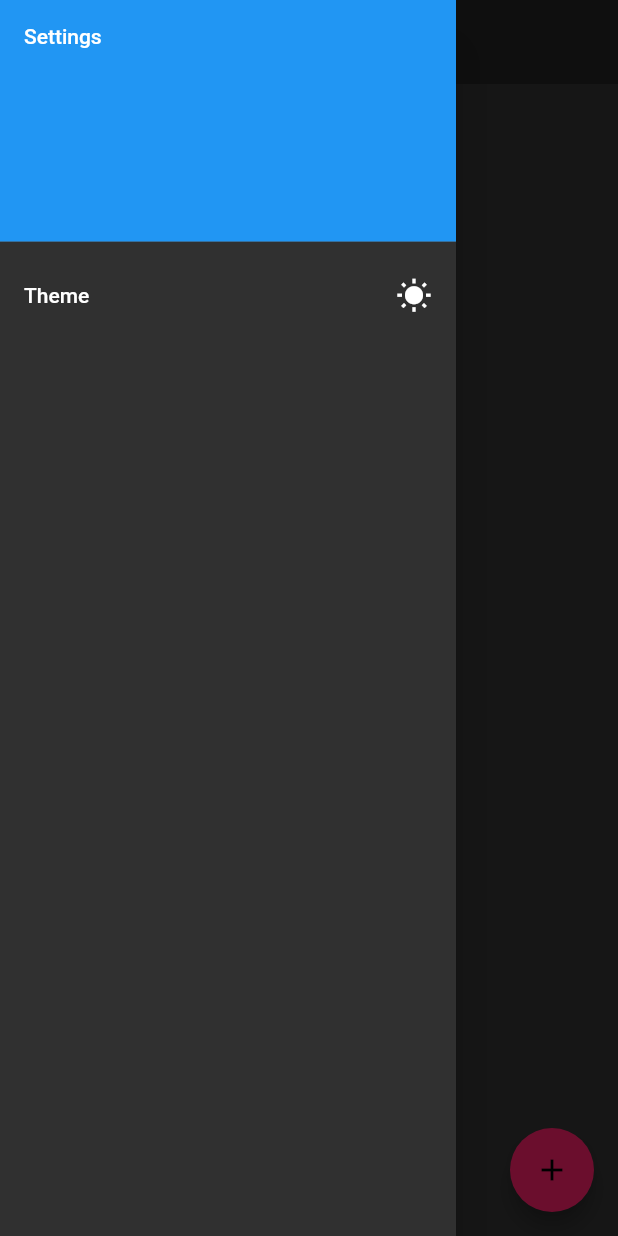
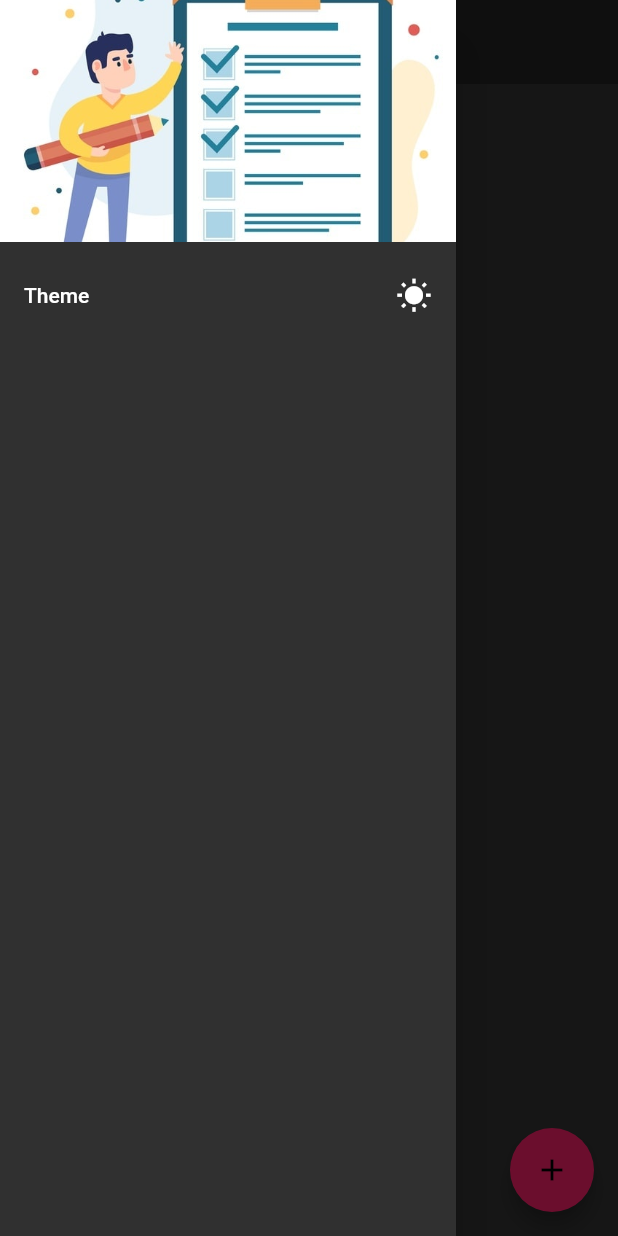
Before and after one commit to narjesabdolii/todolist-app, a Flutter app: the screen it shows after launch, with the side drawer open, on a phone screen of 412 x 824 dp. Run offline on Flutter 3.47's test engine with Material 2 defaults, Android fonts, the phone set to English and light mode, and no system bars; our stand-ins replace get.

Commit message:
adding image to drawer header

```diff
--- a/lib/Screens/home/widgets/drawer_widget.dart
+++ b/lib/Screens/home/widgets/drawer_widget.dart
@@ -14,8 +14,12 @@ class DrawerWidget extends StatelessWidget {
           const DrawerHeader(
             decoration: BoxDecoration(
               color: Colors.blue,
+              image: DecorationImage(
+                image: AssetImage("lib/assets/images/List.jpg"),
+                fit: BoxFit.cover,
+              )
             ),
-            child: Text('Settings'),
+            child: Text(''),
           ),
           ListTile(
             title: const Text('Theme'),
```
Also changed, not shown: pubspec.lock.
